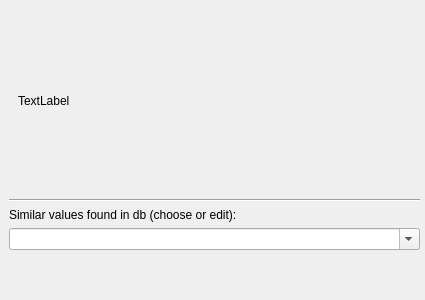
The window that ui/not_found_gui.ui (jkall/qgis-midvatten-plugin) describes before a commit, drawn with Qt 5.
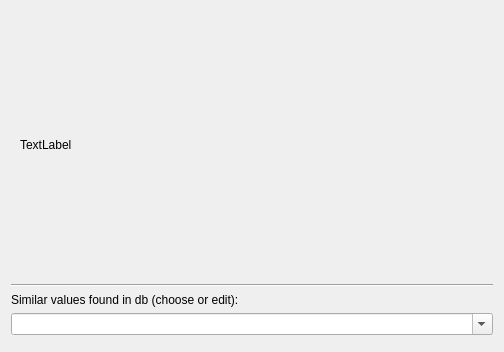
The same window after the commit.

Commit message: FindNonexistingAndAsk: Added user chosen column to connect to.

```diff
--- a/ui/not_found_gui.ui
+++ b/ui/not_found_gui.ui
@@ -9,8 +9,8 @@
    <rect>
     <x>0</x>
     <y>0</y>
-    <width>425</width>
-    <height>300</height>
+    <width>504</width>
+    <height>352</height>
    </rect>
   </property>
   <property name="sizePolicy">
@@ -25,41 +25,9 @@
   <property name="modal">
    <bool>true</bool>
   </property>
-  <widget class="QDialogButtonBox" name="buttonBox">
-   <property name="geometry">
-    <rect>
-     <x>40</x>
-     <y>260</y>
-     <width>341</width>
-     <height>32</height>
-    </rect>
-   </property>
-   <property name="sizePolicy">
-    <sizepolicy hsizetype="MinimumExpanding" vsizetype="Fixed">
-     <horstretch>0</horstretch>
-     <verstretch>0</verstretch>
-    </sizepolicy>
-   </property>
-   <property name="orientation">
-    <enum>Qt::Horizontal</enum>
-   </property>
-   <property name="centerButtons">
-    <bool>true</bool>
-   </property>
-  </widget>
-  <widget class="QWidget" name="verticalLayoutWidget">
-   <property name="geometry">
-    <rect>
-     <x>9</x>
-     <y>9</y>
-     <width>411</width>
-     <height>241</height>
-    </rect>
-   </property>
+  <layout class="QVBoxLayout" name="verticalLayout_2">
+   <item>
    <layout class="QVBoxLayout" name="verticalLayout">
-    <property name="sizeConstraint">
-     <enum>QLayout::SetMinimumSize</enum>
-    </property>
     <item>
      <widget class="QScrollArea" name="scrollArea">
       <property name="sizePolicy">
@@ -88,8 +56,8 @@
         <rect>
          <x>0</x>
          <y>0</y>
-         <width>409</width>
-         <height>168</height>
+          <width>484</width>
+          <height>253</height>
         </rect>
        </property>
        <property name="sizePolicy">
@@ -104,11 +72,8 @@
          <height>150</height>
         </size>
        </property>
-       <layout class="QVBoxLayout" name="verticalLayout_2">
-        <property name="sizeConstraint">
-         <enum>QLayout::SetMinimumSize</enum>
-        </property>
-        <item>
+        <layout class="QGridLayout" name="gridLayout">
+         <item row="0" column="0">
          <widget class="QLabel" name="label">
           <property name="sizePolicy">
            <sizepolicy hsizetype="MinimumExpanding" vsizetype="MinimumExpanding">
@@ -173,8 +138,28 @@
       </property>
      </widget>
     </item>
-   </layout>
-  </widget>
+     <item>
+      <layout class="QHBoxLayout" name="reuse_layout"/>
+     </item>
+     <item>
+      <widget class="QDialogButtonBox" name="buttonBox">
+       <property name="sizePolicy">
+        <sizepolicy hsizetype="MinimumExpanding" vsizetype="Fixed">
+         <horstretch>0</horstretch>
+         <verstretch>0</verstretch>
+        </sizepolicy>
+       </property>
+       <property name="orientation">
+        <enum>Qt::Horizontal</enum>
+       </property>
+       <property name="centerButtons">
+        <bool>true</bool>
+       </property>
+      </widget>
+     </item>
+    </layout>
+   </item>
+  </layout>
  </widget>
  <resources/>
  <connections>
```
Lines whose indentation alone changed are shown as unchanged. The commit also changes 15 other files.
